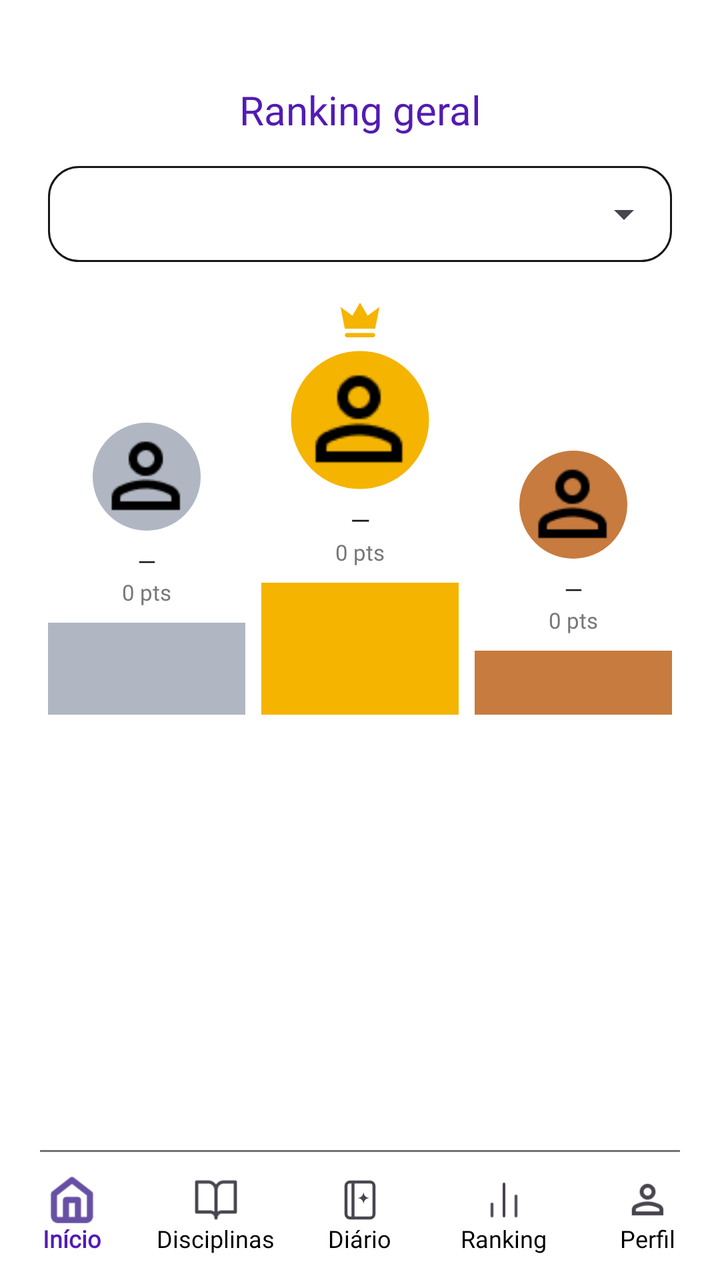
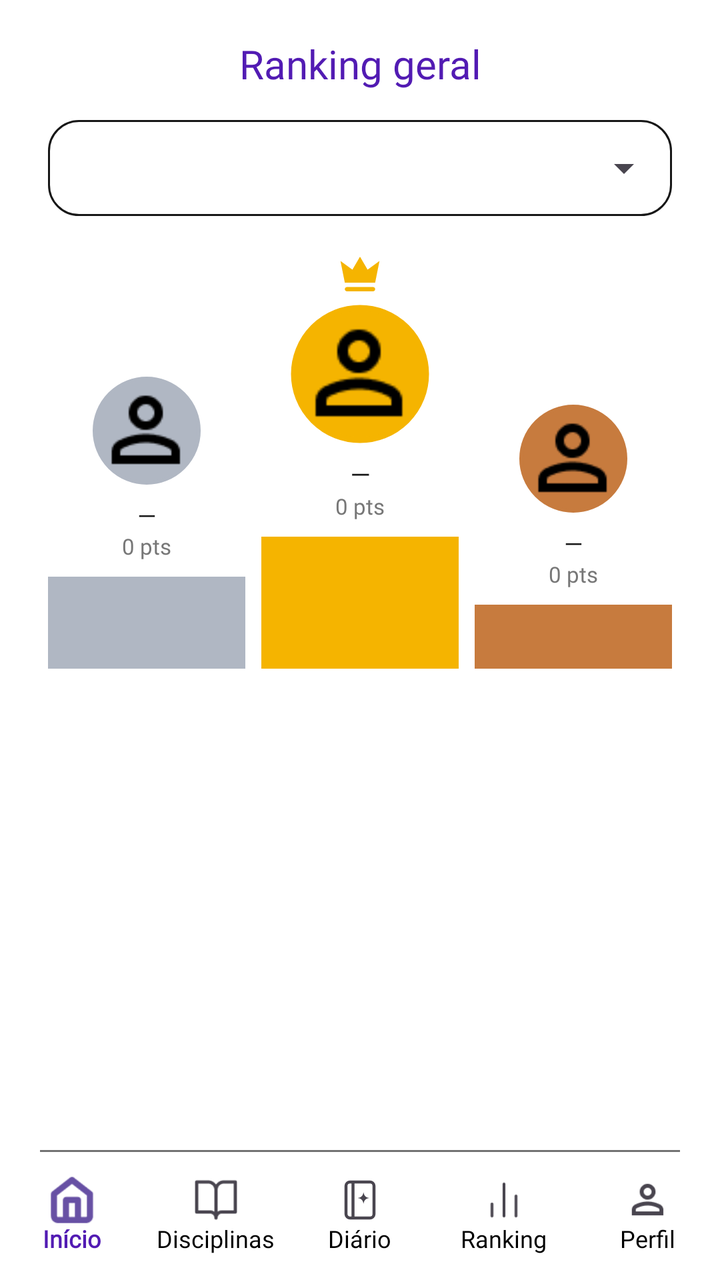

Two renders of the same Android screen: before a commit and after it. Below are the layout's source before the change and the commit's diff.
<!-- AndroidManifest.xml: application theme Theme.MeuFuturoAgora -->
<!-- res/layout/activity_ranking.xml -->
<?xml version="1.0" encoding="utf-8"?>
<androidx.constraintlayout.widget.ConstraintLayout xmlns:android="http://schemas.android.com/apk/res/android"
    xmlns:app="http://schemas.android.com/apk/res-auto"
    xmlns:tools="http://schemas.android.com/tools"
    android:id="@+id/main"
    android:layout_width="match_parent"
    android:layout_height="match_parent"
    android:background="@android:color/white"
    tools:context=".RankingActivity">

    <TextView
        android:id="@+id/tvTituloRanking"
        android:layout_width="0dp"
        android:layout_height="40dp"
        android:layout_marginTop="35dp"
        android:fontFamily="@font/poppins_bold"
        android:gravity="center"
        android:text="Ranking geral"
        android:textColor="@color/roxo_primario"
        android:textSize="20sp"
        app:layout_constraintEnd_toEndOf="parent"
        app:layout_constraintStart_toStartOf="parent"
        app:layout_constraintTop_toTopOf="parent" />

    
    
    

    <LinearLayout
        android:id="@+id/layoutTurmaRanking"
        android:layout_width="0dp"
        android:layout_height="wrap_content"
        android:layout_marginStart="24dp"
        android:layout_marginTop="8dp"
        android:layout_marginEnd="24dp"
        android:background="@drawable/bg_campo_criar_atividade"
        android:orientation="vertical"
        app:layout_constraintEnd_toEndOf="parent"
        app:layout_constraintStart_toStartOf="parent"
        app:layout_constraintTop_toBottomOf="@id/tvTituloRanking">

        <Spinner
            android:id="@+id/spinnerTurmaRanking"
            android:layout_width="match_parent"
            android:layout_height="48dp"
            android:paddingStart="9dp"
            android:paddingEnd="9dp" />

    </LinearLayout>

    
    
    

    <LinearLayout
        android:id="@+id/layoutPodio"
        android:layout_width="0dp"
        android:layout_height="wrap_content"
        android:layout_marginTop="16dp"
        android:baselineAligned="false"
        android:gravity="bottom"
        android:orientation="horizontal"
        android:paddingStart="24dp"
        android:paddingEnd="24dp"
        app:layout_constraintEnd_toEndOf="parent"
        app:layout_constraintStart_toStartOf="parent"
        app:layout_constraintTop_toBottomOf="@id/layoutTurmaRanking">

        
        <LinearLayout
            android:layout_width="0dp"
            android:layout_height="wrap_content"
            android:layout_weight="1"
            android:gravity="center_horizontal"
            android:orientation="vertical">

            <com.google.android.material.imageview.ShapeableImageView
                android:id="@+id/imgSegundo"
                android:layout_width="56dp"
                android:layout_height="56dp"
                android:background="@color/prata_ranking"
                android:padding="2dp"
                android:scaleType="centerCrop"
                android:src="@drawable/ic_perfil"
                app:shapeAppearanceOverlay="@style/CircleImageView"
                app:strokeColor="@color/prata_ranking"
                app:strokeWidth="2dp" />

            <TextView
                android:id="@+id/tvNomeSegundo"
                android:layout_width="wrap_content"
                android:layout_height="wrap_content"
                android:layout_marginTop="6dp"
                android:ellipsize="end"
                android:fontFamily="@font/poppins_semibold"
                android:maxLines="1"
                android:text="—"
                android:textColor="@color/texto_escuro"
                android:textSize="12sp" />

            <TextView
                android:id="@+id/tvPontosSegundo"
                android:layout_width="wrap_content"
                android:layout_height="wrap_content"
                android:fontFamily="@font/poppins_regular"
                android:text="0 pts"
                android:textColor="@color/texto_cinza"
                android:textSize="11sp" />

            <View
                android:layout_width="match_parent"
                android:layout_height="46dp"
                android:layout_marginTop="8dp"
                android:background="@color/prata_ranking" />

        </LinearLayout>

        
        <LinearLayout
            android:layout_width="0dp"
            android:layout_height="wrap_content"
            android:layout_marginStart="8dp"
            android:layout_marginEnd="8dp"
            android:layout_weight="1"
            android:gravity="center_horizontal"
            android:orientation="vertical">

            <ImageView
                android:layout_width="26dp"
                android:layout_height="26dp"
                android:contentDescription="@null"
                android:src="@drawable/ic_coroa" />

            <com.google.android.material.imageview.ShapeableImageView
                android:id="@+id/imgPrimeiro"
                android:layout_width="70dp"
                android:layout_height="70dp"
                android:layout_marginTop="2dp"
                android:background="@color/dourado_ranking"
                android:padding="2dp"
                android:scaleType="centerCrop"
                android:src="@drawable/ic_perfil"
                app:shapeAppearanceOverlay="@style/CircleImageView"
                app:strokeColor="@color/dourado_ranking"
                app:strokeWidth="3dp" />

            <TextView
                android:id="@+id/tvNomePrimeiro"
                android:layout_width="wrap_content"
                android:layout_height="wrap_content"
                android:layout_marginTop="6dp"
                android:ellipsize="end"
                android:fontFamily="@font/poppins_bold"
                android:maxLines="1"
                android:text="—"
                android:textColor="@color/texto_escuro"
                android:textSize="13sp" />

            <TextView
                android:id="@+id/tvPontosPrimeiro"
                android:layout_width="wrap_content"
                android:layout_height="wrap_content"
                android:fontFamily="@font/poppins_regular"
                android:text="0 pts"
                android:textColor="@color/texto_cinza"
                android:textSize="11sp" />

            <View
                android:layout_width="match_parent"
                android:layout_height="66dp"
                android:layout_marginTop="8dp"
                android:background="@color/dourado_ranking" />

        </LinearLayout>

        
        <LinearLayout
            android:layout_width="0dp"
            android:layout_height="wrap_content"
            android:layout_weight="1"
            android:gravity="center_horizontal"
            android:orientation="vertical">

            <com.google.android.material.imageview.ShapeableImageView
                android:id="@+id/imgTerceiro"
                android:layout_width="56dp"
                android:layout_height="56dp"
                android:background="@color/bronze_ranking"
                android:padding="2dp"
                android:scaleType="centerCrop"
                android:src="@drawable/ic_perfil"
                app:shapeAppearanceOverlay="@style/CircleImageView"
                app:strokeColor="@color/bronze_ranking"
                app:strokeWidth="2dp" />

            <TextView
                android:id="@+id/tvNomeTerceiro"
                android:layout_width="wrap_content"
                android:layout_height="wrap_content"
                android:layout_marginTop="6dp"
                android:ellipsize="end"
                android:fontFamily="@font/poppins_semibold"
                android:maxLines="1"
                android:text="—"
                android:textColor="@color/texto_escuro"
                android:textSize="12sp" />

            <TextView
                android:id="@+id/tvPontosTerceiro"
                android:layout_width="wrap_content"
                android:layout_height="wrap_content"
                android:fontFamily="@font/poppins_regular"
                android:text="0 pts"
                android:textColor="@color/texto_cinza"
                android:textSize="11sp" />

            <View
                android:layout_width="match_parent"
                android:layout_height="32dp"
                android:layout_marginTop="8dp"
                android:background="@color/bronze_ranking" />

        </LinearLayout>

    </LinearLayout>

    
    
    

    <androidx.recyclerview.widget.RecyclerView
        android:id="@+id/recyclerRanking"
        android:layout_width="0dp"
        android:layout_height="0dp"
        android:clipToPadding="false"
        android:paddingStart="20dp"
        android:paddingEnd="20dp"
        android:paddingTop="24dp"
        android:paddingBottom="16dp"
        app:layout_constraintBottom_toBottomOf="parent"
        app:layout_constraintEnd_toEndOf="parent"
        app:layout_constraintStart_toStartOf="parent"
        app:layout_constraintTop_toBottomOf="@id/layoutPodio" />

    <TextView
        android:id="@+id/tvSemDados"
        android:layout_width="wrap_content"
        android:layout_height="wrap_content"
        android:fontFamily="@font/poppins_regular"
        android:text="Nenhum aluno pontuou ainda."
        android:textColor="@color/texto_cinza"
        android:textSize="14sp"
        android:visibility="gone"
        app:layout_constraintBottom_toBottomOf="parent"
        app:layout_constraintEnd_toEndOf="parent"
        app:layout_constraintStart_toStartOf="parent"
        app:layout_constraintTop_toBottomOf="@id/layoutPodio" />

    <View
        android:id="@+id/linhaBottomBar"
        android:layout_width="0dp"
        android:layout_height="1dp"
        android:layout_marginStart="20dp"
        android:layout_marginEnd="20dp"
        android:background="#737373"
        app:layout_constraintBottom_toTopOf="@id/bottomNavigation"
        app:layout_constraintEnd_toEndOf="parent"
        app:layout_constraintStart_toStartOf="parent" />

    <com.google.android.material.bottomnavigation.BottomNavigationView
        android:id="@+id/bottomNavigation"
        android:layout_width="0dp"
        android:layout_height="wrap_content"
        app:paddingBottomSystemWindowInsets="false"
        android:background="@android:color/white"
        android:minHeight="64dp"
        app:itemActiveIndicatorStyle="@style/BottomNavigationActiveIndicator"
        app:itemHorizontalTranslationEnabled="false"
        app:itemIconSize="24dp"
        app:itemIconTint="@null"
        app:itemTextAppearanceActive="@style/BottomNavigationText"
        app:itemTextAppearanceInactive="@style/BottomNavigationText"
        app:itemTextColor="@color/bottom_navigation_text"
        app:labelVisibilityMode="labeled"
        app:layout_constraintBottom_toBottomOf="parent"
        app:layout_constraintEnd_toEndOf="parent"
        app:layout_constraintStart_toStartOf="parent"
        app:menu="@menu/menu_aluno" />
</androidx.constraintlayout.widget.ConstraintLayout>
<!-- resources referenced by this layout -->
<resources>
  <color name="bronze_ranking">#C77B3E</color>
  <color name="dourado_ranking">#F5B400</color>
  <color name="prata_ranking">#B0B7C3</color>
  <color name="roxo_primario">#521BB3</color>
  <color name="texto_cinza">#777777</color>
  <color name="texto_escuro">#171717</color>
  <!-- drawable bg_campo_criar_atividade (drawable) -->
  <?xml version="1.0" encoding="utf-8"?>
  <shape xmlns:android="http://schemas.android.com/apk/res/android"
      android:shape="rectangle">
  
      <solid android:color="@android:color/white" />
  
      <stroke
          android:width="1dp"
          android:color="#171717" />
  
      <corners android:radius="15dp" />
  
  </shape>
  <!-- drawable ic_coroa (drawable) -->
  <?xml version="1.0" encoding="utf-8"?>
  <vector xmlns:android="http://schemas.android.com/apk/res/android"
      android:width="24dp"
      android:height="24dp"
      android:viewportWidth="24"
      android:viewportHeight="24">
      <path
          android:fillColor="#F5B400"
          android:pathData="M5,16L3,6l5.5,4L12,4l3.5,6L21,6l-2,10L5,16zM5,19c0,-0.55 0.45,-1 1,-1h12c0.55,0 1,0.45 1,1s-0.45,1 -1,1L6,20c-0.55,0 -1,-0.45 -1,-1z" />
  </vector>
  <!-- drawable ic_perfil: png bitmap (drawable, 605 bytes) -->
  <style name="BottomNavigationActiveIndicator">
          <item name="android:color">@android:color/transparent</item>
      </style>
  <style name="BottomNavigationText">
          <item name="android:textSize">12sp</item>
          <item name="android:fontFamily">@font/poppins_semibold</item>
      </style>
  <style name="CircleImageView">
          <item name="cornerFamily">rounded</item>
          <item name="cornerSize">50%</item>
      </style>
  <style name="Theme.MeuFuturoAgora" parent="Base.Theme.MeuFuturoAgora" />
  <style name="Base.Theme.MeuFuturoAgora" parent="Theme.Material3.DayNight.NoActionBar">
          <item name="android:navigationBarColor">@android:color/transparent</item>
      </style>
</resources>

<!-- the commit's change to res/layout/activity_ranking.xml (unified diff, before → after) -->
@@ -12,7 +12,7 @@
         android:id="@+id/tvTituloRanking"
         android:layout_width="0dp"
         android:layout_height="40dp"
-        android:layout_marginTop="35dp"
+        android:layout_marginTop="12dp"
         android:fontFamily="@font/poppins_bold"
         android:gravity="center"
         android:text="Ranking geral"
